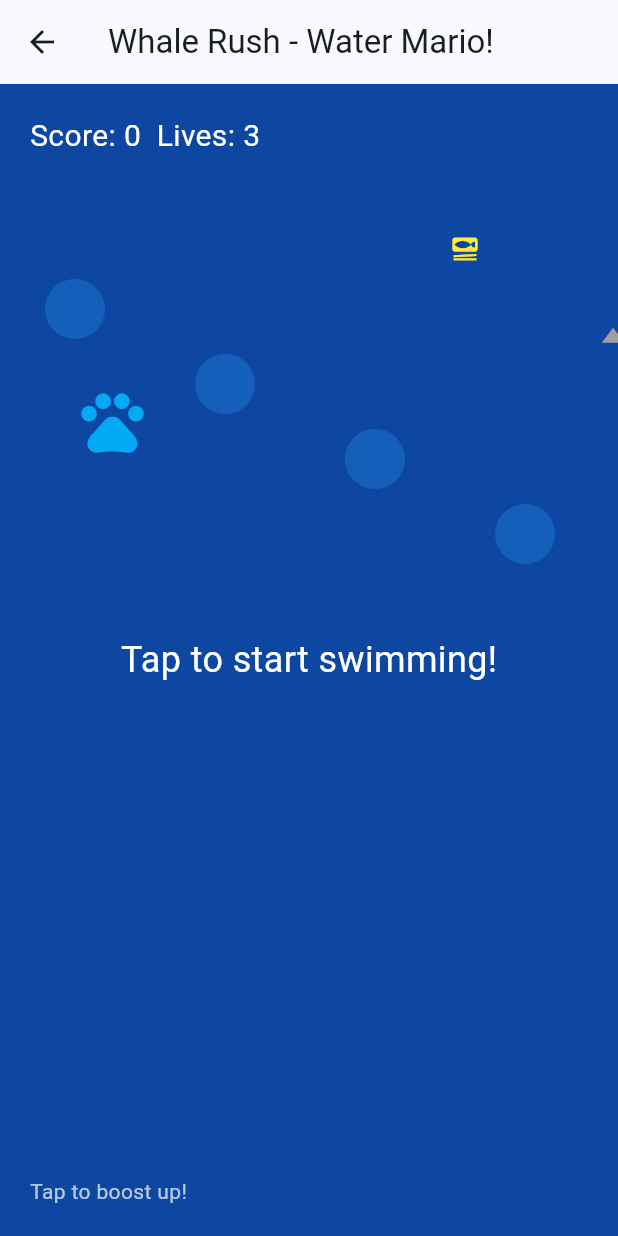
After one commit to nisaral/virtual-pet-app, a Flutter app: the WhaleRushGame screen opened directly, on a phone screen of 412 x 824 dp. The commit adds this screen. Run offline on Flutter 3.47's test engine with Material 3 defaults, Android fonts, the phone set to English and light mode, and no system bars; our stand-ins replace audioplayers, flutter_riverpod; missing offline and left inert: model_viewer_plus.

Commit message:
Add Whale Rush mini-game and update navigation in Pet Home Page

```diff
--- /dev/null
+++ b/lib/features/mini_games/whale_rush_game.dart
@@ -0,0 +1,215 @@
+import 'package:flutter/material.dart';
+import 'package:flutter/scheduler.dart';
+import 'package:flutter_riverpod/flutter_riverpod.dart';
+import 'package:virtual_pet_app/features/pet/application/pet_controller.dart';
+import 'package:audioplayers/audioplayers.dart';
+
+/// Whale Rush - Mario-like side scroller in water for the whale.
+/// Auto forward, tap to boost up, collect fish (happiness), avoid rocks (damage).
+/// Amazing, intuitive, bug free: simple controls, smooth, score, end screen with stat update.
+/// ADHD friendly: no time pressure, focus on timing jumps.
+/// Launch from habitat, full page.
+
+class WhaleRushGame extends ConsumerStatefulWidget {
+  const WhaleRushGame({super.key});
+
+  @override
+  ConsumerState<WhaleRushGame> createState() => _WhaleRushGameState();
+}
+
+class _WhaleRushGameState extends ConsumerState<WhaleRushGame> with TickerProviderStateMixin {
+  double whaleY = 200;
+  double velocity = 0;
+  List<Offset> fish = [];
+  List<Offset> rocks = [];
+  int score = 0;
+  int lives = 3;
+  bool gameOver = false;
+  bool started = false;
+  late Ticker ticker;
+  double scroll = 0;
+
+  @override
+  void initState() {
+    super.initState();
+    ticker = createTicker(_update)..start();
+    _spawnInitial();
+  }
+
+  @override
+  void dispose() {
+    ticker.dispose();
+    super.dispose();
+  }
+
+  void _spawnInitial() {
+    fish.clear();
+    rocks.clear();
+    for (int i = 0; i < 5; i++) {
+      fish.add(Offset(300 + i * 150, 100 + (i % 3) * 80));
+    }
+    for (int i = 0; i < 3; i++) {
+      rocks.add(Offset(400 + i * 200, 150 + (i % 2) * 100));
+    }
+  }
+
+  void _update(Duration elapsed) {
+    if (!started || gameOver) return;
+    setState(() {
+      scroll += 2; // auto scroll
+      velocity += 0.3; // gravity
+      whaleY += velocity;
+      whaleY = whaleY.clamp(50, 350);
+
+      // Move fish and rocks left
+      for (int i = fish.length - 1; i >= 0; i--) {
+        fish[i] = Offset(fish[i].dx - 3, fish[i].dy);
+        if (fish[i].dx < 0) {
+          fish.removeAt(i);
+          fish.add(Offset(400 + (i * 50), 100 + (i % 3) * 80));
+        }
+        // Collect fish
+        if ((fish[i] - Offset(50, whaleY)).distance < 30) {
+          fish.removeAt(i);
+          score += 10;
+          AudioPlayer().play(AssetSource('sounds/happy_chime.mp3'));
+        }
+      }
+
+      for (int i = rocks.length - 1; i >= 0; i--) {
+        rocks[i] = Offset(rocks[i].dx - 3, rocks[i].dy);
+        if (rocks[i].dx < 0) {
+          rocks.removeAt(i);
+          rocks.add(Offset(400 + (i * 80), 150 + (i % 2) * 100));
+        }
+        // Hit rock
+        if ((rocks[i] - Offset(50, whaleY)).distance < 25) {
+          lives--;
+          rocks.removeAt(i);
+          AudioPlayer().play(AssetSource('sounds/steady_coil.mp3'));
+          if (lives <= 0) {
+            gameOver = true;
+            _endGame();
+          }
+        }
+      }
+
+      // Spawn more
+      if (fish.length < 3) fish.add(Offset(400, 100 + (score % 3) * 80));
+      if (rocks.length < 2) rocks.add(Offset(400, 150 + (score % 2) * 100));
+    });
+  }
+
+  void _onTap() {
+    if (!started) {
+      started = true;
+      return;
+    }
+    velocity = -8; // boost up
+    AudioPlayer().play(AssetSource('sounds/focus_bubble.mp3'));
+  }
+
+  void _endGame() {
+    // Update stats
+    final controller = ref.read(petControllerProvider.notifier);
+    controller.performAction('play');
+    if (score > 50) controller.awardGift('shell');
+    // Happiness from score
+    // For demo, just show
+  }
+
+  void _restart() {
+    setState(() {
+      whaleY = 200;
+      velocity = 0;
+      fish.clear();
+      rocks.clear();
+      score = 0;
+      lives = 3;
+      gameOver = false;
+      started = false;
+      scroll = 0;
+      _spawnInitial();
+    });
+  }
+
+  @override
+  Widget build(BuildContext context) {
+    return Scaffold(
+      appBar: AppBar(title: const Text('Whale Rush - Water Mario!')),
+      body: GestureDetector(
+        onTap: _onTap,
+        child: Container(
+          color: Colors.blue[900], // Water
+          child: Stack(
+            children: [
+              // Background waves
+              Positioned.fill(
+                child: CustomPaint(painter: _WaterPainter(scroll)),
+              ),
+              // Whale
+              Positioned(
+                left: 50,
+                top: whaleY,
+                child: const Icon(Icons.pets, size: 50, color: Colors.lightBlue),
+              ),
+              // Fish
+              ...fish.map((f) => Positioned(
+                left: f.dx,
+                top: f.dy,
+                child: const Icon(Icons.set_meal, size: 20, color: Colors.yellow),
+              )),
+              // Rocks
+              ...rocks.map((r) => Positioned(
+                left: r.dx,
+                top: r.dy,
+                child: const Icon(Icons.terrain, size: 30, color: Colors.grey),
+              )),
+              // UI
+              Positioned(
+                top: 20,
+                left: 20,
+                child: Text('Score: $score  Lives: $lives', style: const TextStyle(color: Colors.white, fontSize: 20)),
+              ),
+              if (!started)
+                const Center(child: Text('Tap to start swimming!', style: TextStyle(color: Colors.white, fontSize: 24))),
+              if (gameOver)
+                Center(
+                  child: Column(
+                    mainAxisSize: MainAxisSize.min,
+                    children: [
+                      const Text('Game Over!', style: TextStyle(color: Colors.white, fontSize: 32)),
+                      Text('Score: $score', style: const TextStyle(color: Colors.white, fontSize: 24)),
+                      ElevatedButton(onPressed: _restart, child: const Text('Play Again')),
+                      ElevatedButton(onPressed: () => Navigator.pop(context), child: const Text('Back to Habitat')),
+                    ],
+                  ),
+                ),
+              Positioned(
+                bottom: 20,
+                left: 20,
+                child: const Text('Tap to boost up!', style: TextStyle(color: Colors.white70)),
+              ),
+            ],
+          ),
+        ),
+      ),
+    );
+  }
+}
+
+class _WaterPainter extends CustomPainter {
+  final double scroll;
+  _WaterPainter(this.scroll);
+
+  @override
+  void paint(Canvas canvas, Size size) {
+    final paint = Paint()..color = Colors.blue[700]!.withOpacity(0.5);
+    for (int i = 0; i < 5; i++) {
+      canvas.drawCircle(Offset((scroll * 2 + i * 100) % (size.width + 100) - 50, 100 + i * 50), 20, paint);
+    }
+  }
+
+  @override
+  bool shouldRepaint(covariant _WaterPainter old) => old.scroll != scroll;
+}
--- a/lib/features/pet/presentation/widgets/pet_3d_view.dart
+++ b/lib/features/pet/presentation/widgets/pet_3d_view.dart
@@ -39,7 +39,7 @@ class Pet3DView extends StatelessWidget {
             ? 'assets/models/cow_small.glb'
             : 'assets/models/cow_big.glb';
       case PetType.snake:
-        return ''; // no model yet - fallback
+        return ''; // no model yet - fallback to 2D
     }
   }
 
@@ -71,6 +71,10 @@ class Pet3DView extends StatelessWidget {
         autoRotate: false,
         animationName: _animationName,
         backgroundColor: const Color.fromARGB(0, 0, 0, 0),
+        // For fast render and nice view with your models
+        cameraOrbit: '0deg 75deg 1.5m',
+        disableZoom: true,
+        // The model will show your real 3D with the animations (idle/run/dying)
       ),
     );
   }
```
Also changed, not shown: lib/features/pet/presentation/pages/pet_home_page.dart (+4 -3 lines), lib/features/pet/presentation/widgets/pet_visual.dart (+11 -9 lines).
